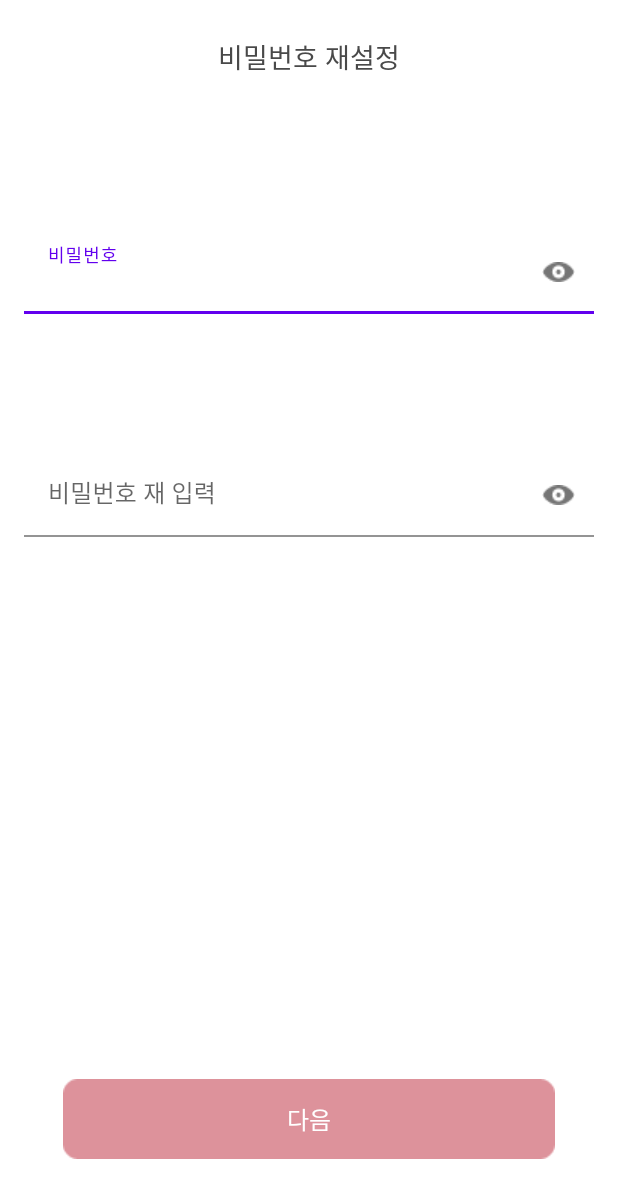
After one commit to seungchae1/ReComm, an Android app: the Newpass2 screen opened directly, with no data from a screen before it, on a phone screen of 412 x 824 dp. The commit adds this screen. Shown: the top 1198 px of the screen. Run offline under Robolectric (Android 15) with nearby library versions, the phone set to English and light mode, and no system bars.

Commit message:
비밀번호 재설정

```diff
--- a/app/src/main/AndroidManifest.xml
+++ b/app/src/main/AndroidManifest.xml
@@ -14,6 +14,9 @@
         android:supportsRtl="true"
         android:theme="@style/Theme.ReComm"
         tools:targetApi="31">
+        <activity
+            android:name=".Newpass2"
+            android:exported="false" />
         <activity
             android:name=".Newpass"
             android:exported="false" />
--- /dev/null
+++ b/app/src/main/java/com/example/recomm/Newpass2.java
@@ -0,0 +1,102 @@
+package com.example.recomm;
+
+import androidx.appcompat.app.AppCompatActivity;
+
+import android.content.Intent;
+import android.os.Bundle;
+import android.text.Editable;
+import android.text.TextWatcher;
+import android.view.View;
+import android.widget.EditText;
+import android.widget.ImageButton;
+import android.widget.ImageView;
+import android.widget.TextView;
+
+import com.google.android.material.textfield.TextInputLayout;
+
+public class Newpass2 extends AppCompatActivity {
+
+    ImageButton imgbtn;
+    ImageView imgv;
+    TextView textv;
+    EditText edit, edit2;
+    boolean samepass, input, input2;
+    TextInputLayout t;
+    @Override
+    protected void onCreate(Bundle savedInstanceState) {
+        super.onCreate(savedInstanceState);
+        setContentView(R.layout.activity_newpass2);
+        Intent getintent = getIntent();
+        String userM = getintent.getStringExtra("userM");
+        imgbtn = findViewById(R.id.imageButton);
+        edit = findViewById(R.id.edit);
+        edit2 = findViewById(R.id.edit2);
+        samepass = input = input2 = false;
+        t= findViewById(R.id.text2);
+        imgv = findViewById(R.id.imageView2);
+        textv = findViewById(R.id.textView5);
+
+        edit.addTextChangedListener(new TextWatcher() {
+            @Override
+            public void beforeTextChanged(CharSequence s, int start, int count, int after) {
+
+            }
+
+            @Override
+            public void onTextChanged(CharSequence s, int start, int before, int count) {
+
+            }
+
+            @Override
+            public void afterTextChanged(Editable s) {
+                if(s.length() <= 0 ){
+                    input = false;
+                }else{
+                    input = true;
+                }
+                if(input && input2) imgbtn.setImageResource(R.drawable.redbtn);
+            }
+        });
+
+        edit2.addTextChangedListener(new TextWatcher() {
+            @Override
+            public void beforeTextChanged(CharSequence s, int start, int count, int after) {
+
+            }
+
+            @Override
+            public void onTextChanged(CharSequence s, int start, int before, int count) {
+
+            }
+
+            @Override
+            public void afterTextChanged(Editable s) {
+                if(s.length() <= 0 ){
+                    input2 = false;
+                }else{
+                    input2 = true;
+                }
+                if(input && input2) imgbtn.setImageResource(R.drawable.redbtn);
+            }
+        });
+        imgbtn.setOnClickListener(new View.OnClickListener() {
+            @Override
+            public void onClick(View v) {
+                Intent intent = new Intent(getApplicationContext(), Join3.class);
+                String pass1 = edit.getText().toString();
+                String pass2 = edit2.getText().toString();
+                samepass = pass1.equals(pass2) && !pass1.equals("") && !pass2.equals("");
+                if(samepass){
+                    startActivity(intent);
+                }
+                else{
+                    t.setError(" ");
+                    t.setErrorIconDrawable(null);
+                    textv.setText("비밀번호를 확인해주세요.");
+                    imgv.setImageResource(R.drawable.error);
+                }
+            }
+        });
+    }
+
+}
--- /dev/null
+++ b/app/src/main/res/layout/activity_newpass2.xml
@@ -0,0 +1,161 @@
+<?xml version="1.0" encoding="utf-8"?>
+<androidx.constraintlayout.widget.ConstraintLayout xmlns:android="http://schemas.android.com/apk/res/android"
+    xmlns:app="http://schemas.android.com/apk/res-auto"
+    xmlns:tools="http://schemas.android.com/tools"
+    android:layout_width="match_parent"
+    android:layout_height="match_parent"
+    tools:context=".Newpass2">
+
+    <TextView
+        android:id="@+id/textView4"
+        android:layout_width="wrap_content"
+        android:layout_height="wrap_content"
+        android:layout_marginTop="24dp"
+        android:fontFamily="@font/notosans_kr_regular"
+        android:text="비밀번호 재설정"
+        android:textColor="#494949"
+        android:textSize="18dp"
+        app:layout_constraintBottom_toBottomOf="parent"
+        app:layout_constraintEnd_toEndOf="parent"
+        app:layout_constraintHorizontal_bias="0.5"
+        app:layout_constraintStart_toStartOf="parent"
+        app:layout_constraintTop_toTopOf="parent"
+        app:layout_constraintVertical_bias="0.0" />
+
+
+    <com.google.android.material.textfield.TextInputLayout
+        android:id="@+id/text1"
+        android:layout_width="match_parent"
+        android:layout_height="wrap_content"
+        android:layout_marginStart="16dp"
+        android:layout_marginEnd="16dp"
+        app:boxBackgroundColor="@color/white"
+        app:layout_constraintBottom_toBottomOf="parent"
+        app:layout_constraintEnd_toEndOf="parent"
+        app:layout_constraintHorizontal_bias="0.5"
+        app:layout_constraintStart_toStartOf="parent"
+        app:layout_constraintTop_toTopOf="parent"
+        app:layout_constraintVertical_bias="0.2"
+        app:passwordToggleDrawable="@drawable/eye"
+        app:passwordToggleEnabled="true">
+
+        <EditText
+            android:id="@+id/edit"
+            android:layout_width="match_parent"
+            android:layout_height="wrap_content"
+            android:layout_marginStart="0dp"
+            android:layout_marginLeft="16dp"
+            android:layout_marginEnd="0dp"
+            android:layout_marginRight="16dp"
+            android:fontFamily="@font/notosans_kr_regular"
+            android:hint="비밀번호"
+            android:inputType="textPassword"
+            android:textColorHint="#777777"
+            android:textCursorDrawable="@drawable/cursor"
+            android:textSize="16dp"
+            app:layout_constraintBottom_toBottomOf="parent"
+            app:layout_constraintEnd_toEndOf="parent"
+            app:layout_constraintStart_toStartOf="parent"
+            app:layout_constraintTop_toTopOf="parent"
+            tools:ignore="SpeakableTextPresentCheck" />
+    </com.google.android.material.textfield.TextInputLayout>
+
+    <com.google.android.material.textfield.TextInputLayout
+        android:id="@+id/text2"
+        android:layout_width="match_parent"
+        android:layout_height="wrap_content"
+        android:layout_marginStart="16dp"
+        android:layout_marginEnd="16dp"
+        app:boxStrokeErrorColor="#FF4646"
+        app:errorEnabled="true"
+        app:errorTextColor="#FF4646"
+        app:layout_constraintBottom_toBottomOf="parent"
+        app:layout_constraintEnd_toEndOf="parent"
+        app:layout_constraintHorizontal_bias="0.5"
+        app:layout_constraintStart_toStartOf="parent"
+        app:layout_constraintTop_toTopOf="@id/text1"
+        app:layout_constraintVertical_bias="0.25"
+        app:passwordToggleDrawable="@drawable/eye"
+        app:passwordToggleEnabled="true">
+
+        <EditText
+            android:id="@+id/edit2"
+            android:layout_width="match_parent"
+            android:layout_height="wrap_content"
+            android:layout_marginStart="0dp"
+            android:layout_marginLeft="16dp"
+            android:layout_marginEnd="0dp"
+            android:layout_marginRight="16dp"
+            android:backgroundTint="@color/white"
+            android:fontFamily="@font/notosans_kr_regular"
+            android:hint="비밀번호 재 입력"
+            android:inputType="textPassword"
+            android:textColorHighlight="#D1D1D1"
+            android:textColorHint="#777777"
+            android:textCursorDrawable="@drawable/cursor"
+            android:textSize="16dp"
+            app:layout_constraintBottom_toBottomOf="parent"
+            app:layout_constraintEnd_toEndOf="parent"
+            app:layout_constraintStart_toStartOf="parent"
+            app:layout_constraintTop_toTopOf="parent"
+            tools:ignore="SpeakableTextPresentCheck" />
+    </com.google.android.material.textfield.TextInputLayout>
+
+    <ImageView
+        android:id="@+id/imageView2"
+        android:layout_width="wrap_content"
+        android:layout_height="wrap_content"
+        android:layout_marginEnd="3dp"
+        app:layout_constraintBottom_toBottomOf="@+id/textView5"
+        app:layout_constraintEnd_toStartOf="@+id/textView5"
+        app:layout_constraintHorizontal_bias="1.0"
+        app:layout_constraintStart_toStartOf="parent"
+        app:layout_constraintTop_toTopOf="@+id/textView5"
+        app:layout_constraintVertical_bias="0.546" />
+
+    <TextView
+        android:id="@+id/textView5"
+        android:layout_width="wrap_content"
+        android:layout_height="wrap_content"
+        android:layout_marginStart="3dp"
+        android:layout_marginBottom="3dp"
+        android:fontFamily="@font/notosans_kr_regular"
+        android:textColor="#FF4646"
+        android:textSize="12dp"
+        app:layout_constraintBottom_toTopOf="@+id/imageButton"
+        app:layout_constraintEnd_toEndOf="@+id/imageButton"
+        app:layout_constraintHorizontal_bias="0.498"
+        app:layout_constraintStart_toStartOf="@+id/imageButton"
+        app:layout_constraintTop_toTopOf="parent"
+        app:layout_constraintVertical_bias="1.0" />
+
+    <ImageButton
+        android:id="@+id/imageButton"
+        android:layout_width="wrap_content"
+        android:layout_height="wrap_content"
+        android:layout_marginStart="16dp"
+        android:layout_marginEnd="16dp"
+        android:layout_marginBottom="41dp"
+        android:backgroundTint="@color/white"
+        android:contentDescription="다음"
+        android:src="@drawable/nredbtn"
+        app:layout_constraintBottom_toBottomOf="parent"
+        app:layout_constraintEnd_toEndOf="parent"
+        app:layout_constraintStart_toStartOf="parent"
+        app:layout_constraintTop_toBottomOf="@id/imageButton"
+        app:layout_constraintVertical_bias="1.0" />
+
+    <TextView
+        android:id="@+id/textView2"
+        android:layout_width="wrap_content"
+        android:layout_height="wrap_content"
+        android:fontFamily="@font/notosans_kr_regular"
+        android:text="다음"
+        android:textColor="@color/white"
+        android:textSize="16dp"
+        app:layout_constraintBottom_toBottomOf="@id/imageButton"
+        app:layout_constraintEnd_toEndOf="@id/imageButton"
+        app:layout_constraintStart_toStartOf="@id/imageButton"
+        app:layout_constraintTop_toTopOf="@id/imageButton" />
+
+</androidx.constraintlayout.widget.ConstraintLayout>
```
Also changed, not shown: app/src/main/java/com/example/recomm/Newpass.java (+82 -0 lines), app/src/main/res/layout/activity_newpass.xml (+115 -0 lines).
